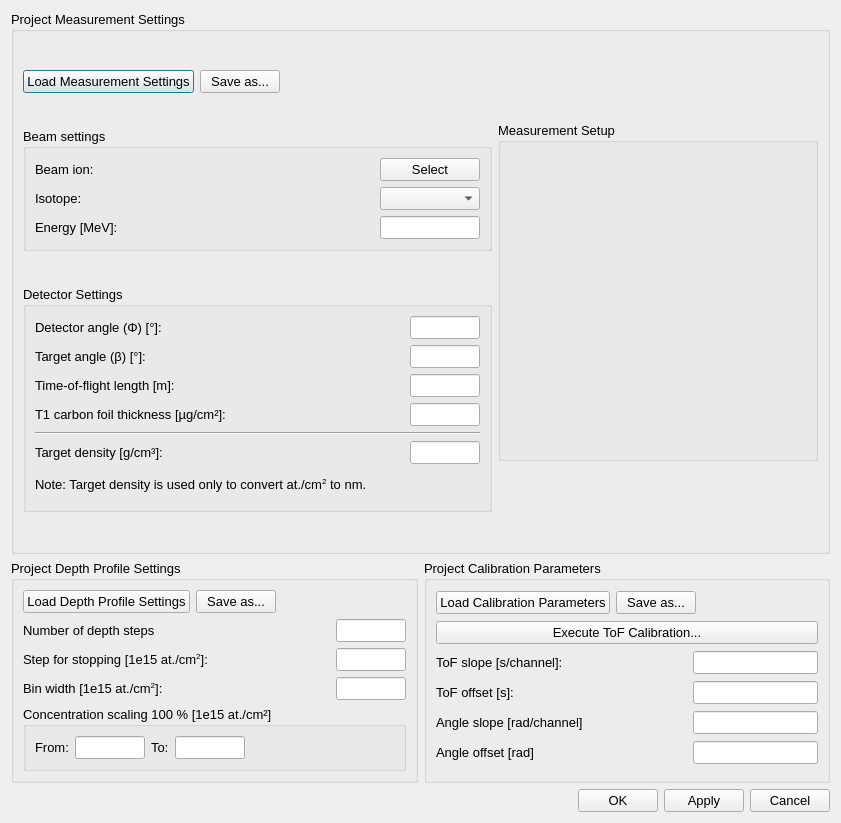
Above: ui_files/ui_measuring_settings.ui from JYU-IBA/potku before the change. Below: the same form after it.
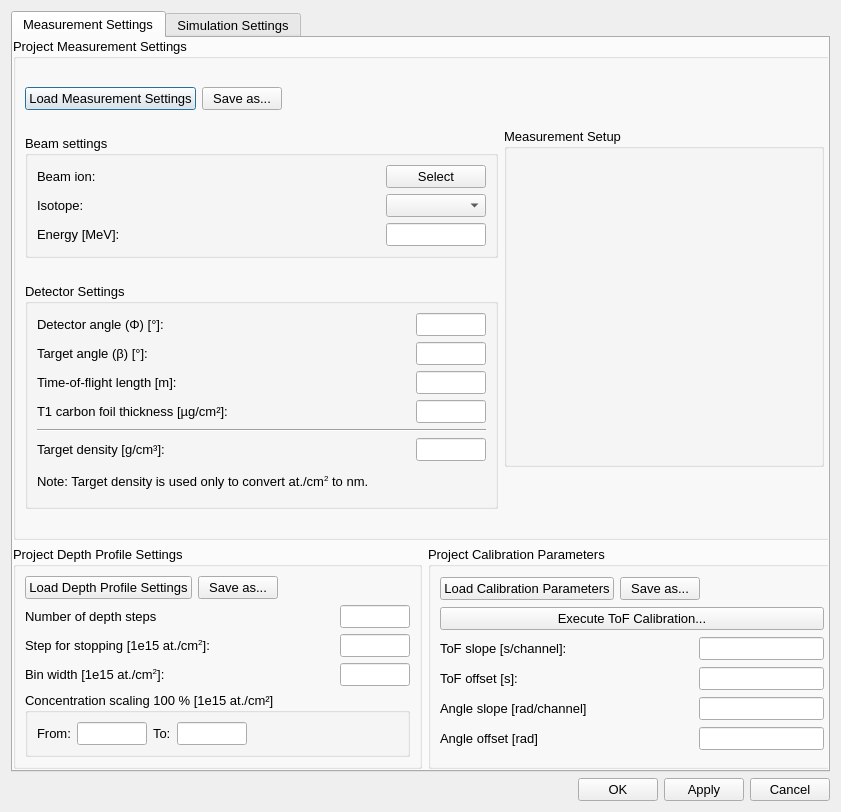
That is the form after the change.

Commit message: Added the project simulation settings to the project settings view.

The edit to the form file:
```diff
--- a/ui_files/ui_measuring_settings.ui
+++ b/ui_files/ui_measuring_settings.ui
@@ -7,7 +7,7 @@
     <x>0</x>
     <y>0</y>
     <width>841</width>
-    <height>823</height>
+    <height>812</height>
    </rect>
   </property>
   <property name="sizePolicy">
@@ -29,6 +29,23 @@
   </property>
   <layout class="QVBoxLayout" name="verticalLayout_7">
    <item>
+    <widget class="QTabWidget" name="tabs">
+     <property name="currentIndex">
+      <number>0</number>
+     </property>
+     <widget class="QWidget" name="measurement_tab">
+      <attribute name="title">
+       <string>Measurement Settings</string>
+      </attribute>
+      <widget class="QWidget" name="">
+       <property name="geometry">
+        <rect>
+         <x>0</x>
+         <y>0</y>
+         <width>823</width>
+         <height>731</height>
+        </rect>
+       </property>
     <layout class="QVBoxLayout" name="verticalLayout_5">
      <property name="sizeConstraint">
       <enum>QLayout::SetNoConstraint</enum>
@@ -957,6 +974,14 @@
       </layout>
      </item>
     </layout>
+      </widget>
+     </widget>
+     <widget class="QWidget" name="simulation_tab">
+      <attribute name="title">
+       <string>Simulation Settings</string>
+      </attribute>
+     </widget>
+    </widget>
    </item>
    <item>
     <layout class="QHBoxLayout" name="horizontalLayout_3">
```
Left out of the diff: 14 changed lines with no effect on the pictures. Lines whose indentation alone changed are shown as unchanged. The commit also changes 2 other files.
